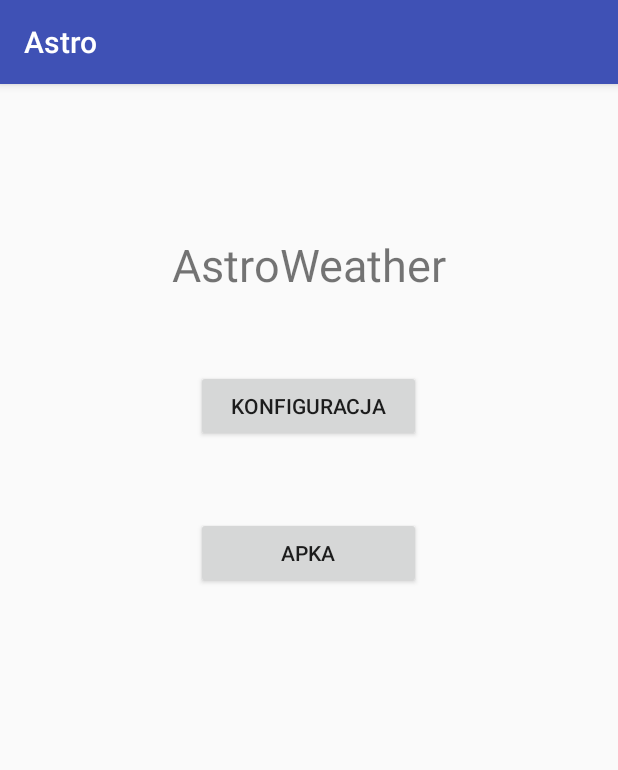
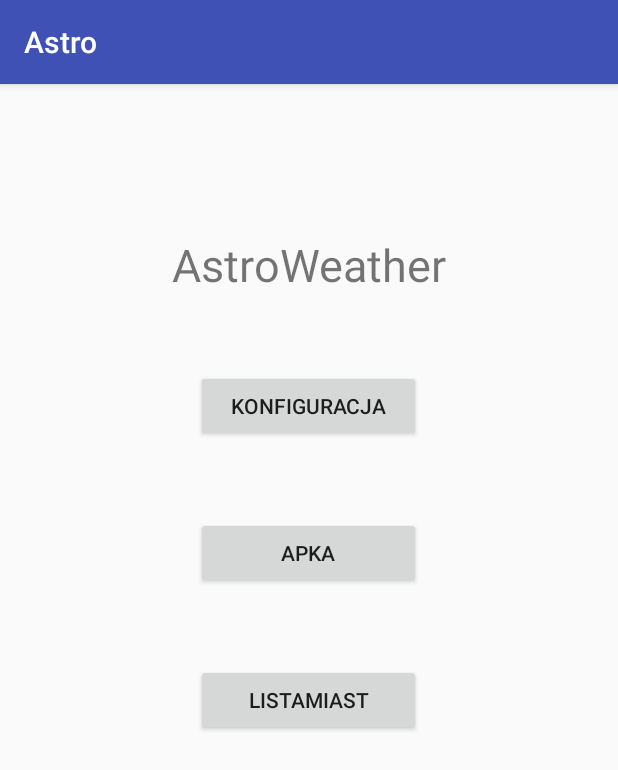
Before and after one commit to Milkerso/AstroWeather2, an Android app: the screen it shows after launch (MainActivity), on a phone screen of 412 x 824 dp. Shown: the top 770 px of the screen. Run offline under Robolectric (Android 15) with nearby library versions, the phone set to English and light mode, and no system bars.

```diff
--- a/app/src/main/AndroidManifest.xml
+++ b/app/src/main/AndroidManifest.xml
@@ -1,6 +1,7 @@
 <?xml version="1.0" encoding="utf-8"?>
 <manifest xmlns:android="http://schemas.android.com/apk/res/android"
     package="com.example.dawid.astro">
+
     <uses-permission android:name="android.permission.ACCESS_FINE_LOCATION" />
     <uses-permission android:name="android.permission.INTERNET" />
 
@@ -23,7 +24,8 @@
         <activity
             android:name=".SimpleFragment"
             android:label="@string/title_activity_simple_fragment"
-            android:theme="@style/AppTheme.NoActionBar"></activity>
+            android:theme="@style/AppTheme.NoActionBar" />
+        <activity android:name=".CityList"></activity>
     </application>
 
 </manifest>
--- a/app/src/main/java/com/example/dawid/astro/MainActivity.java
+++ b/app/src/main/java/com/example/dawid/astro/MainActivity.java
@@ -24,6 +24,10 @@ public class MainActivity extends AppCompatActivity {
                 intent = new Intent(MainActivity.this, Apka.class);
                 startActivity(intent);
                 break;
+            case R.id.btMapList:
+                intent = new Intent(MainActivity.this, CityList.class);
+                startActivity(intent);
+                break;
         }
     }
 
--- a/app/src/main/java/com/example/dawid/astro/Tools.java
+++ b/app/src/main/java/com/example/dawid/astro/Tools.java
@@ -15,14 +15,20 @@ public class Tools {
     private static final String LATITUDE = "latitudeField";
     private static final String REFRESH = "refreshField";
     private static final String TEMPERATUREUNIT = "temperatureField";
+    private static final String CITYCHOICE = "citychoice";
 
     static int getRefreshRate(final Context context) {
         SharedPreferences config = context.getSharedPreferences(NAME, Activity.MODE_PRIVATE);
         return Integer.parseInt(config.getString(REFRESH, "15")) * 60000;
     }
+
     static String getTemperatureunit(final Context context) {
         SharedPreferences config = context.getSharedPreferences(NAME, Activity.MODE_PRIVATE);
         return config.getString(TEMPERATUREUNIT, "");
+    }
+    static String getCityeunit(final Context context) {
+        SharedPreferences config = context.getSharedPreferences(NAME, Activity.MODE_PRIVATE);
+        return config.getString(CITYCHOICE, "");
     }
     static String getLatitude(final Context context) {
         SharedPreferences config = context.getSharedPreferences(NAME, Activity.MODE_PRIVATE);
--- a/app/src/main/res/layout-land/activity_main.xml
+++ b/app/src/main/res/layout-land/activity_main.xml
@@ -42,5 +42,17 @@
         android:layout_marginTop="40dp"
         android:onClick="click"
         />
+    <Button
+        android:layout_width="@dimen/width"
+        android:layout_height="wrap_content"
+        android:text="@string/MapList"
+        android:id="@+id/btMapList"
+        android:layout_below="@id/btApka"
+        android:layout_centerHorizontal="true"
+        android:layout_marginTop="@dimen/marginTop"
+        android:onClick="click"
+
+
+        />
 
 </RelativeLayout>
--- a/app/src/main/res/layout-xlarge-land/activity_main.xml
+++ b/app/src/main/res/layout-xlarge-land/activity_main.xml
@@ -44,5 +44,16 @@
         android:onClick="click"
         android:textSize="80dp"
         />
+    <Button
+        android:layout_width="match_parent"
+        android:layout_height="wrap_content"
+        android:text="@string/MapList"
+        android:id="@+id/btMapList"
+        android:layout_below="@id/btApka"
+        android:layout_centerHorizontal="true"
+        android:layout_marginTop="50dp"
+        android:onClick="click"
+        android:textSize="80dp"
+        />
 
 </RelativeLayout>
--- a/app/src/main/res/layout-xlarge/activity_main.xml
+++ b/app/src/main/res/layout-xlarge/activity_main.xml
@@ -44,5 +44,16 @@
         android:onClick="click"
         android:textSize="80dp"
         />
+    <Button
+        android:layout_width="match_parent"
+        android:layout_height="wrap_content"
+        android:text="@string/MapList"
+        android:id="@+id/btMapList"
+        android:layout_below="@id/btApka"
+        android:layout_centerHorizontal="true"
+        android:layout_marginTop="100dp"
+        android:onClick="click"
+        android:textSize="80dp"
+        />
 
 </RelativeLayout>
--- a/app/src/main/res/layout/activity_main.xml
+++ b/app/src/main/res/layout/activity_main.xml
@@ -32,6 +32,7 @@
        />
 
 
+
     <Button
         android:layout_width="@dimen/width"
         android:layout_height="wrap_content"
@@ -42,5 +43,17 @@
         android:layout_marginTop="@dimen/marginTop"
         android:onClick="click"
         />
+    <Button
+        android:layout_width="@dimen/width"
+        android:layout_height="wrap_content"
+        android:text="@string/MapList"
+        android:id="@+id/btMapList"
+        android:layout_below="@id/btApka"
+        android:layout_centerHorizontal="true"
+        android:layout_marginTop="@dimen/marginTop"
+        android:onClick="click"
+
+
+        />
 
 </RelativeLayout>
--- a/app/src/main/res/values/strings.xml
+++ b/app/src/main/res/values/strings.xml
@@ -19,4 +19,5 @@
     <string name="temperature">Temperature</string>
     <string name="temperatureText">Temp Unit</string>
     <string name="Pressure">Cisnienie</string>
+    <string name="MapList">listaMiast</string>
 </resources>
```
Also changed, not shown: app/src/main/java/com/example/dawid/astro/CityList.java (added, +123 -0 lines), app/src/main/java/com/example/dawid/astro/SimpleFragment.java (+8 -8 lines), app/src/main/java/com/example/dawid/astro/database/DatabaseHelper.java (added, +51 -0 lines), app/src/main/res/layout-large-land/activity_konfiguracja.xml (+28 -1 lines), app/src/main/res/layout-large/activity_konfiguracja.xml (+28 -1 lines), app/src/main/res/layout/activity_city_list.xml (added, +45 -0 lines).
